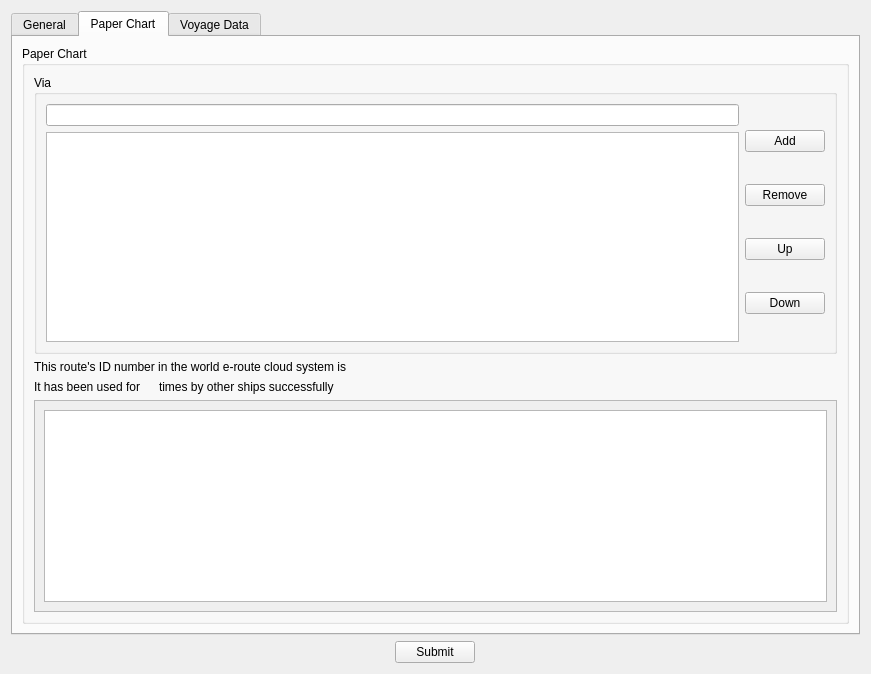
First picture: the form in QtUi/loadRoute.ui, repository heavenlxj/emgui, before the edit.
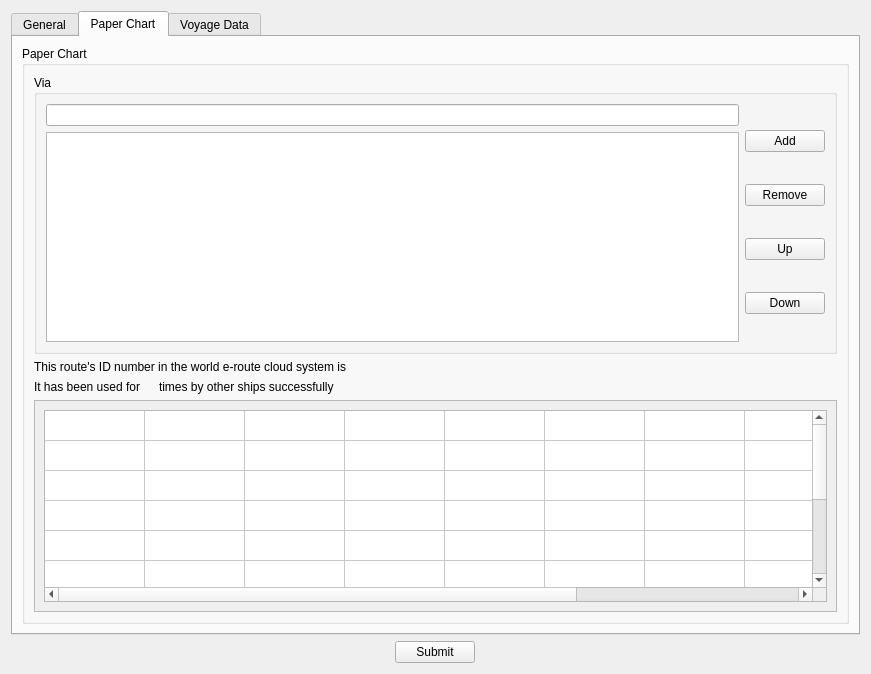
Second picture: the form after the edit. The open tabs and pages were chosen to show the change.

```diff
--- a/QtUi/loadRoute.ui
+++ b/QtUi/loadRoute.ui
@@ -877,6 +877,38 @@
                   <verstretch>0</verstretch>
                  </sizepolicy>
                 </property>
+                <property name="rowCount">
+                 <number>10</number>
+                </property>
+                <property name="columnCount">
+                 <number>10</number>
+                </property>
+                <attribute name="horizontalHeaderVisible">
+                 <bool>false</bool>
+                </attribute>
+                <attribute name="verticalHeaderVisible">
+                 <bool>false</bool>
+                </attribute>
+                <row/>
+                <row/>
+                <row/>
+                <row/>
+                <row/>
+                <row/>
+                <row/>
+                <row/>
+                <row/>
+                <row/>
+                <column/>
+                <column/>
+                <column/>
+                <column/>
+                <column/>
+                <column/>
+                <column/>
+                <column/>
+                <column/>
+                <column/>
                </widget>
               </item>
              </layout>
```
Left out of the diff: 21 changed lines with no effect on the pictures.
